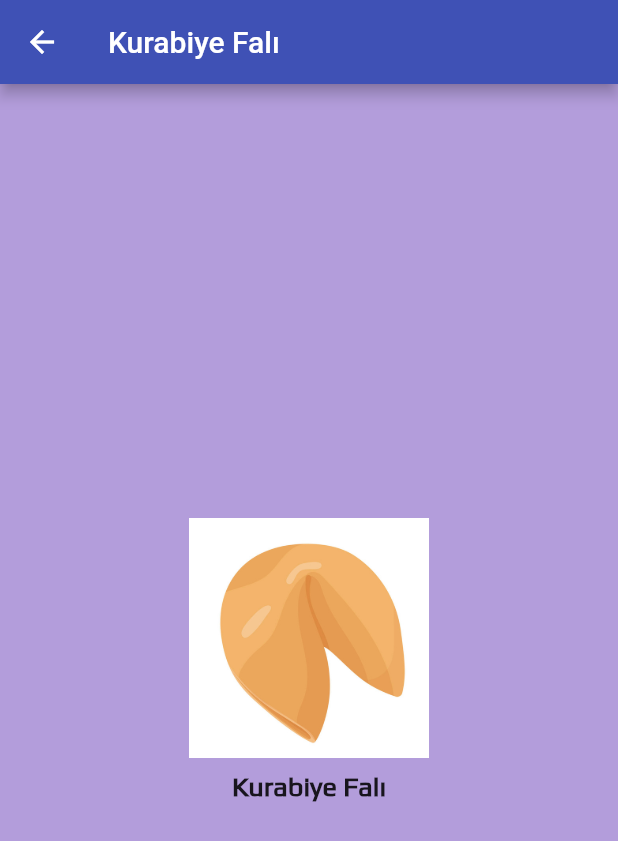
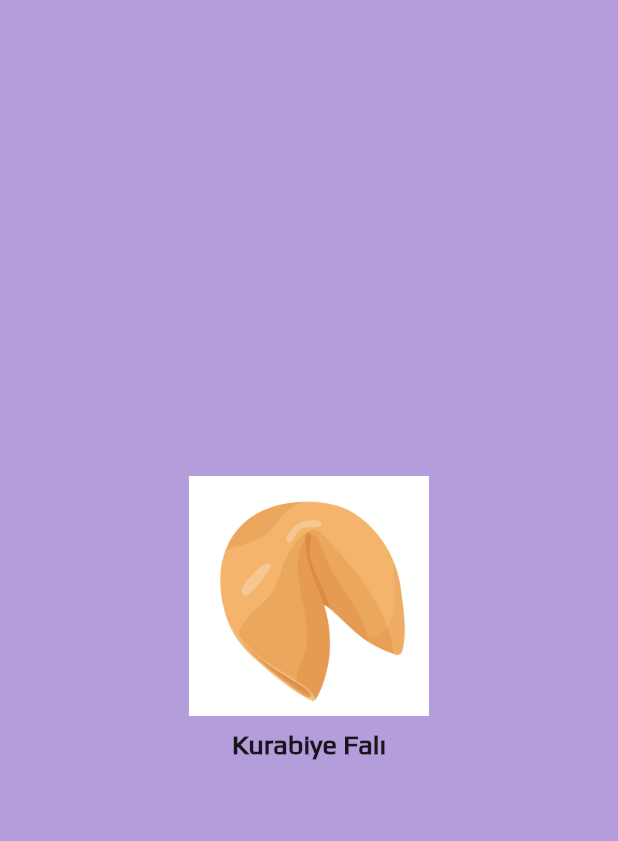
Before and after one commit to 10urcetin/HoroscopeApp, a Flutter app: the CookieFortuneScreen screen opened directly, on a phone screen of 412 x 824 dp. Shown: the top 841 px of the screen. Run offline on Flutter 3.47's test engine with Material 2 defaults, Android fonts, the light colour scheme and no system bars; our stand-ins replace flutter_spinkit, palette_generator.

Commit message:
kurabiyefalı sayfası değişiklik

```diff
--- a/burc/lib/pages/kurabiye_falı.dart
+++ b/burc/lib/pages/kurabiye_falı.dart
@@ -1,3 +1,5 @@
+import 'dart:math';
+
 import 'package:flutter/material.dart';
 
 class CookieFortuneScreen extends StatelessWidget {
@@ -5,9 +7,7 @@ class CookieFortuneScreen extends StatelessWidget {
   Widget build(BuildContext context) {
     return Scaffold(
       backgroundColor: Colors.deepPurple[200],
-      appBar: AppBar(
-        title: Text('Kurabiye Falı'),
-      ),
+
       body: Center(
         child: CookieAnimationWidget(),
       ),
@@ -23,35 +23,63 @@ class CookieAnimationWidget extends StatefulWidget {
 class _CookieAnimationWidgetState extends State<CookieAnimationWidget> {
   bool _isCookieOpen = false;
   bool _isMessageShown = false;
+  String _randomWish = ''; // Rastgele dileği saklamak için bir değişken
+
+  // Yeni metot: Rastgele dileği göstermek için
+  void showRandomWish(BuildContext context) {
+    if (!_isMessageShown) {
+      _randomWish = getRandomWish(randomWishes); // Rastgele dileği al
+      setState(() {
+        _isMessageShown = true;
+      });
+
+  showDialog(
+  context: context,
+  builder: (context) => AlertDialog(
+    title: Text(''), // Boş bir metin olarak başlığı ayarlayın
+    content: Container(
+      padding: EdgeInsets.all(8.0),
+      child: Text(
+        _randomWish,
+        style: TextStyle(
+          fontSize: 18,
+          fontWeight: FontWeight.bold,
+          color: Colors.green,
+        ),
+      ),
+    ),
+    contentPadding: EdgeInsets.all(16.0),
+    actions: [
+      TextButton(
+        onPressed: () {
+          Navigator.pop(context);
+        },
+        child: Text(
+          'Kapat',
+          style: TextStyle(
+            color: Colors.red,
+          ),
+        ),
+      ),
+    ],
+  ),
+);
+
+    }
+  }
 
   @override
   Widget build(BuildContext context) {
     return InkWell(
+      // InkWell'ın onTap olayını güncelleyin
       onTap: () {
         setState(() {
           _isCookieOpen = true;
         });
 
-        // Delay ile mesajı göstermek için
+        // Delay ile rastgele dileği göstermek için
         Future.delayed(Duration(milliseconds: 500), () {
-          setState(() {
-            _isMessageShown = true;
-          });
-          showDialog(
-            context: context,
-            builder: (context) => AlertDialog(
-              title: Text('Kurabiye Falın'),
-              content: Text('"Bugün şanslı günün!"'),
-              actions: [
-                TextButton(
-                  onPressed: () {
-                    Navigator.pop(context); // AlertDialog'ı kapatmak için
-                  },
-                  child: Text('Kapat'),
-                ),
-              ],
-            ),
-          );
+          showRandomWish(context); // Rastgele dileği görüntüle
         });
       },
       child: Center(
@@ -82,4 +110,42 @@ class _CookieAnimationWidgetState extends State<CookieAnimationWidget> {
       ),
     );
   }
+
+  // Rastgele dileği seçmek ve görüntülemek için bir işlev
+  String getRandomWish(List<String> wishes) {
+    final random = Random();
+    final index = random.nextInt(wishes.length);
+    return wishes[index];
+  }
+
+  List<String> randomWishes = [
+    'Bugün şanslı günün!',
+    'Büyük bir sürpriz seni bekliyor.',
+    'Dostluklarını daha fazla değerlendir.',
+    'Yeni insanlarla tanışmanın zamanı geldi.',
+    'Yakında aşkı bulacaksın',
+    'İş teklifi yolda.',
+    'Bu sene derslerin biraz zorlu geçecek.',
+    'Ne olursa olsun yüzün hep gülsün',
+    'Üzülmek için kısa bir hayat.',
+    'Hedefine odaklan.',
+    'Gününü daha verimli geçirebilirsin.',
+    'Biraz sosyalleşmeye ihtiyacın var gibi.',
+    'Su içmeyi unutma.',
+    'Hayatın sana sürprizlerle dolu olması dileğiyle.',
+    'Her gün en az 15 dakika doğada yürüyüş yapmayı deneyin.',
+    'Bir kitap okuyarak yeni dünyalara yolculuk yapın.',
+    'Sevdiklerinizle daha fazla zaman geçirin ve onlara değer verin.',
+    'Daima sağlıklı olmanı umarım.',
+    'Güzel bir gelecek ve tatmin edici bir kariyer dilerim.',
+    'İçindeki potansiyeli keşfetmen ve en iyisini yapman dileğiyle.',
+    'Her günün bir gülümseme getirsin.',
+    'Fiziksel sağlığınıza dikkat edin ve düzenli egzersiz yapın.',
+    'Kendinize zaman ayırın ve kişisel gelişiminizi destekleyin.',
+    'Çevrenize yardım etmek ve gönüllü çalışmalara katılmak için fırsatlar arayın.',
+    'Sevdiklerinle güzel anılar biriktirmen dileğiyle.',
+    'Sağlık, mutluluk ve huzur dolu bir hayat sürmeni dilerim.',
+    'Her gün bir şeyler için minnettarlık ifade edin.',
+    // Daha fazla dilek ekleyebilirsiniz.
+  ];
 }
```
